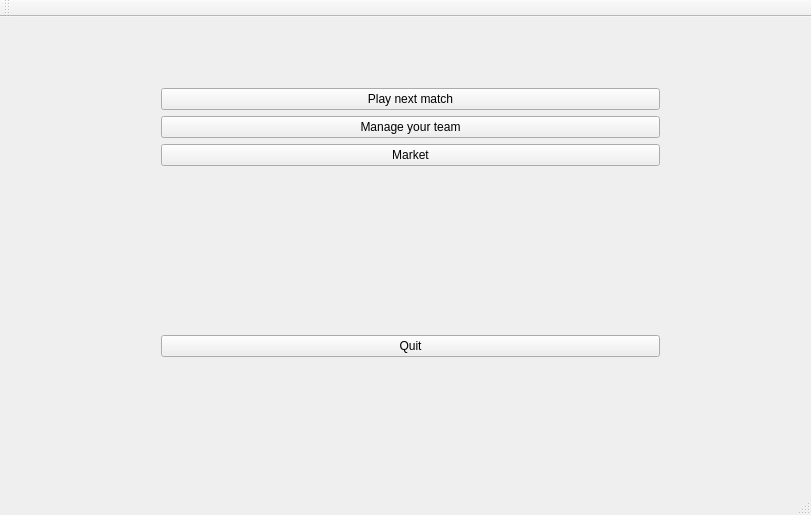
This is project/FootballManager/mainwindow.ui in timpelo/cplusplus as Qt 5 draws it before an edit. The edited form follows.
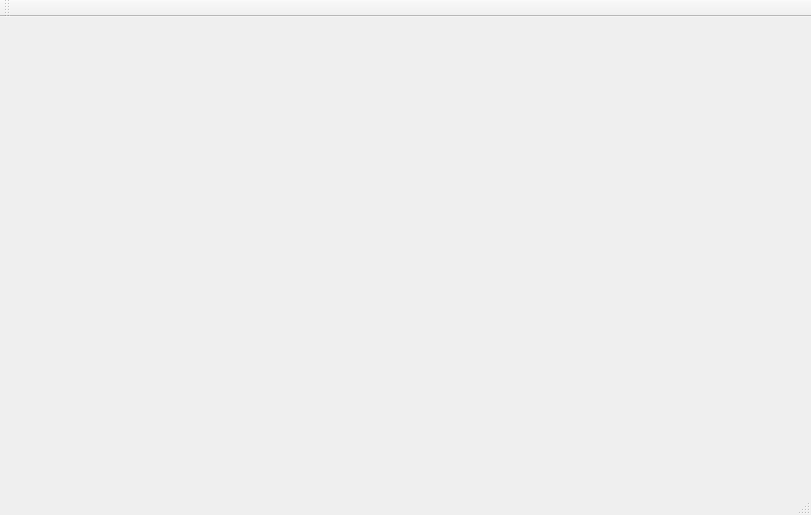
This is the edited form.

Commit message: play game opens. Back to menu works

```diff
--- a/project/FootballManager/mainwindow.ui
+++ b/project/FootballManager/mainwindow.ui
@@ -13,67 +13,7 @@
   <property name="windowTitle">
    <string>MainWindow</string>
   </property>
-  <widget class="QWidget" name="centralWidget">
-   <widget class="QWidget" name="verticalLayoutWidget">
-    <property name="geometry">
-     <rect>
-      <x>150</x>
-      <y>60</y>
-      <width>521</width>
-      <height>291</height>
-     </rect>
-    </property>
-    <layout class="QVBoxLayout" name="verticalLayout">
-     <item>
-      <widget class="QPushButton" name="playButton">
-       <property name="minimumSize">
-        <size>
-         <width>0</width>
-         <height>0</height>
-        </size>
-       </property>
-       <property name="text">
-        <string>Play next match</string>
-       </property>
-      </widget>
-     </item>
-     <item>
-      <widget class="QPushButton" name="teamButton">
-       <property name="text">
-        <string>Manage your team</string>
-       </property>
-      </widget>
-     </item>
-     <item>
-      <widget class="QPushButton" name="marketButton">
-       <property name="text">
-        <string>Market</string>
-       </property>
-      </widget>
-     </item>
-     <item>
-      <spacer name="verticalSpacer">
-       <property name="orientation">
-        <enum>Qt::Vertical</enum>
-       </property>
-       <property name="sizeHint" stdset="0">
-        <size>
-         <width>20</width>
-         <height>40</height>
-        </size>
-       </property>
-      </spacer>
-     </item>
-     <item>
-      <widget class="QPushButton" name="quitButton">
-       <property name="text">
-        <string>Quit</string>
-       </property>
-      </widget>
-     </item>
-    </layout>
-   </widget>
-  </widget>
+  <widget class="QWidget" name="centralWidget"/>
   <widget class="QMenuBar" name="menuBar">
    <property name="geometry">
     <rect>
```
The commit also changes 21 other files.
